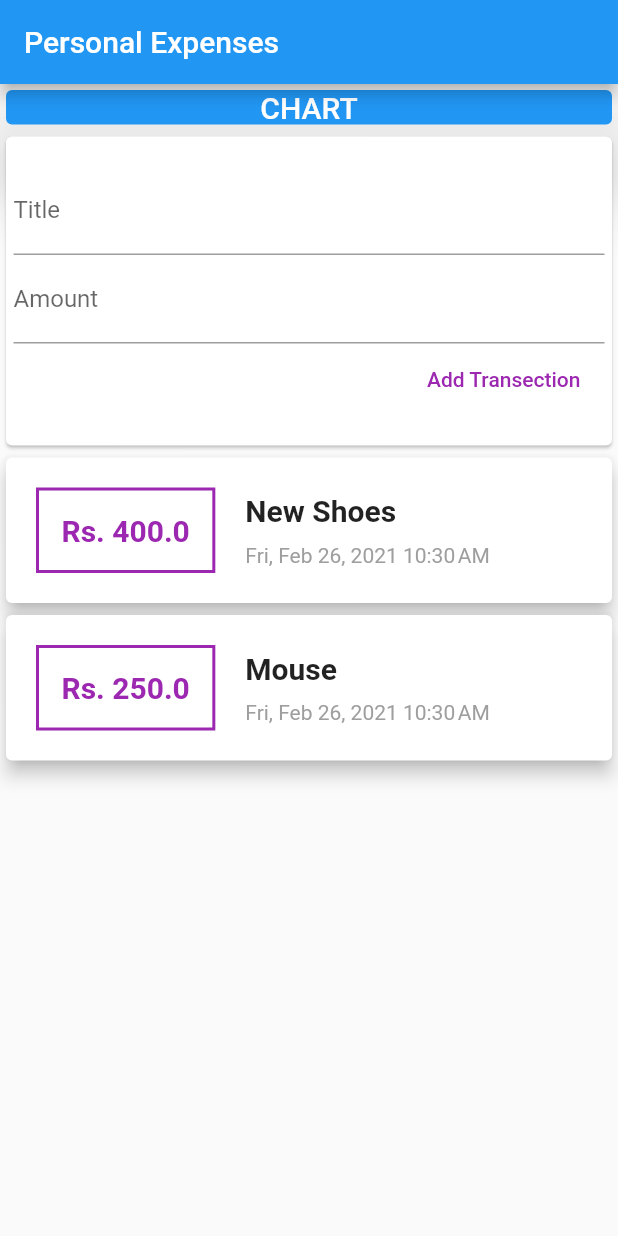
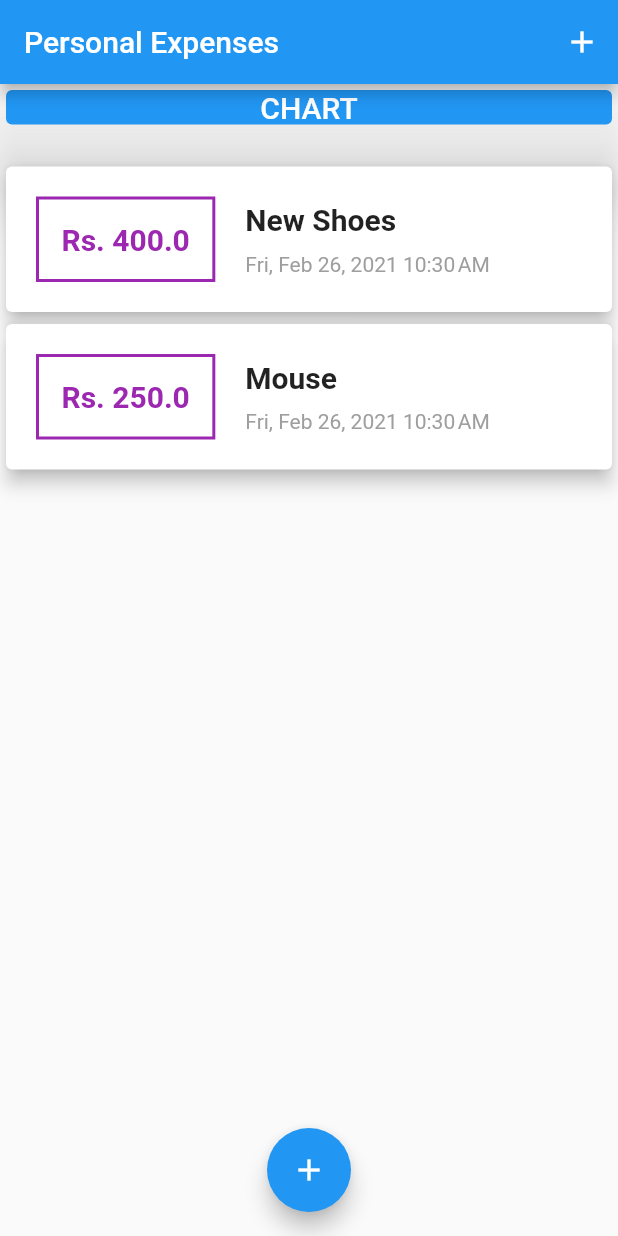
Before and after one commit to IIvexII/Personal_Expense, a Flutter app: the screen it shows after launch, on a phone screen of 412 x 824 dp. Run offline on Flutter 3.47's test engine with Material 2 defaults, Android fonts, the phone set to English and light mode, and no system bars.

Commit message:
Added floating buttons to add transections.

```diff
--- a/lib/main.dart
+++ b/lib/main.dart
@@ -1,6 +1,9 @@
+import 'package:Personal_Expense/widgets/transectionList.dart';
+import 'package:flutter/gestures.dart';
 import 'package:flutter/material.dart';
 
-import './widgets/userTransection.dart';
+import './widgets/newTransection.dart';
+import './modules/transection.dart';
 
 void main() => runApp(PersonalExpense());
 
@@ -15,12 +18,64 @@ class PersonalExpense extends StatelessWidget {
   }
 }
 
-class MyHomePage extends StatelessWidget {
+class MyHomePage extends StatefulWidget {
+  @override
+  _MyHomePageState createState() => _MyHomePageState();
+}
+
+class _MyHomePageState extends State<MyHomePage> {
+  final List<Transection> _userTransections = [
+    Transection(
+      id: 't1',
+      title: 'New Shoes',
+      amount: 400.00,
+      date: DateTime.now(),
+    ),
+    Transection(
+      id: 't2',
+      title: 'Mouse',
+      amount: 250.00,
+      date: DateTime.now(),
+    )
+  ];
+
+  void _addNewTransection(String txTitle, double txAmount, String txId) {
+    final newTx = Transection(
+      title: txTitle,
+      amount: txAmount,
+      id: txId,
+      date: DateTime.now(),
+    );
+
+    setState(() {
+      _userTransections.add(newTx);
+    });
+  }
+
+  void _startAddNewTransection(BuildContext ctx) {
+    showModalBottomSheet(
+      context: ctx,
+      builder: (_) {
+        return GestureDetector(
+          onTap: () {},
+          child: NewTransection(_addNewTransection),
+          behavior: HitTestBehavior.opaque,
+        );
+      },
+    );
+  }
+
   @override
   Widget build(BuildContext context) {
     return Scaffold(
       appBar: AppBar(
         title: Text('Personal Expenses'),
+        actions: <Widget>[
+          IconButton(
+            icon: Icon(Icons.add),
+            onPressed: () => _startAddNewTransection(context),
+          )
+        ],
       ),
       body: SingleChildScrollView(
         child: Column(
@@ -38,9 +93,15 @@ class MyHomePage extends StatelessWidget {
               ),
               elevation: 20,
             ),
-              UserTransection(),
+            TransectionList(_userTransections),
           ],
         ),
-        ));
+      ),
+      floatingActionButtonLocation: FloatingActionButtonLocation.centerFloat,
+      floatingActionButton: FloatingActionButton(
+        child: Icon(Icons.add),
+        onPressed: () => _startAddNewTransection(context),
+      ),
+    );
   }
 }
--- a/lib/widgets/transectionList.dart
+++ b/lib/widgets/transectionList.dart
@@ -11,7 +11,8 @@ class TransectionList extends StatelessWidget {
   @override
   Widget build(BuildContext context) {
     return Container(
-      height: 400,
+      margin: EdgeInsets.only(top: 20),
+      height: 550,
       child: ListView.builder(
         itemBuilder: (ctx, index) {
           return Card(
--- a/lib/widgets/userTransection.dart
+++ /dev/null
@@ -1,51 +0,0 @@
-import 'package:flutter/material.dart';
-
-import './newTransection.dart';
-import './transectionList.dart';
-import '../modules/transection.dart';
-
-class UserTransection extends StatefulWidget {
-  @override
-  _UserTransectionState createState() => _UserTransectionState();
-}
-
-class _UserTransectionState extends State<UserTransection> {
-  final List<Transection> _userTransections = [
-    Transection(
-      id: 't1',
-      title: 'New Shoes',
-      amount: 400.00,
-      date: DateTime.now(),
-    ),
-    Transection(
-      id: 't2',
-      title: 'Mouse',
-      amount: 250.00,
-      date: DateTime.now(),
-    )
-  ];
-
-  void _addNewTransection(String txTitle, double txAmount, String txId) {
-    final newTx = Transection(
-      title: txTitle,
-      amount: txAmount,
-      id: txId,
-      date: DateTime.now(),
-    );
-    setState(() {
-      _userTransections.add(newTx);
-    });
-  }
-
-  @override
-  Widget build(BuildContext context) {
-    return Column(
-      children: <Widget>[
-        // New Transection Input
-        NewTransection(_addNewTransection),
-        // List of Transections
-        TransectionList(_userTransections),
-      ],
-    );
-  }
-}
```
Also changed, not shown: lib/widgets/newTransection.dart (+13 -4 lines). Lines whose indentation alone changed are shown as unchanged.
